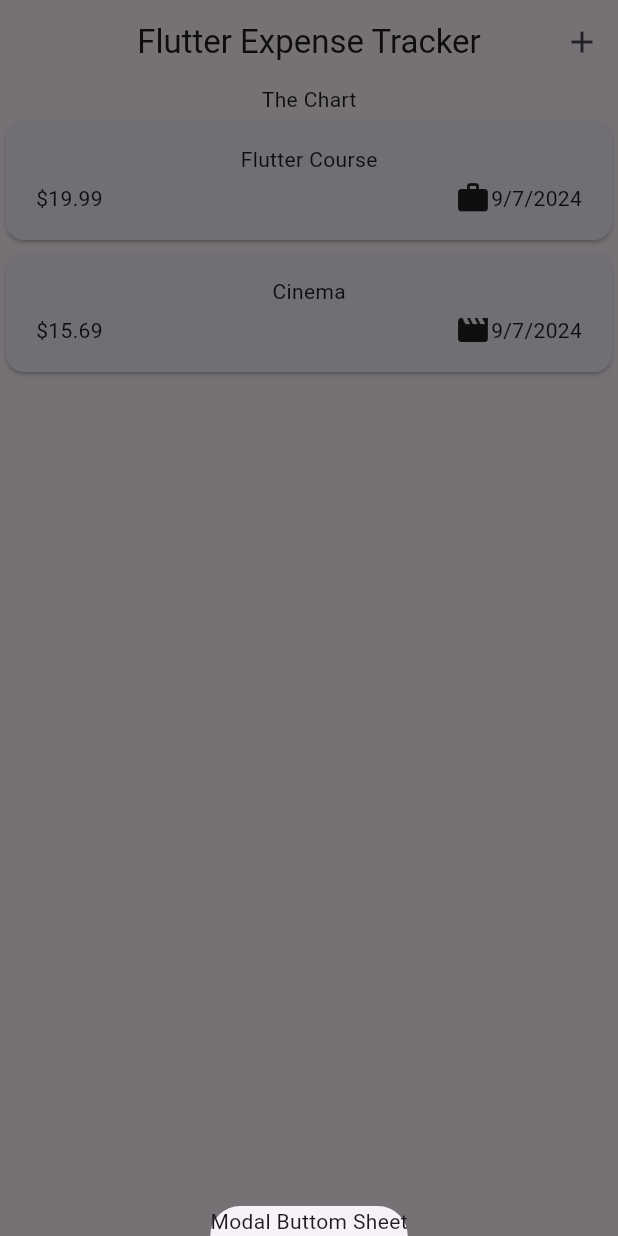
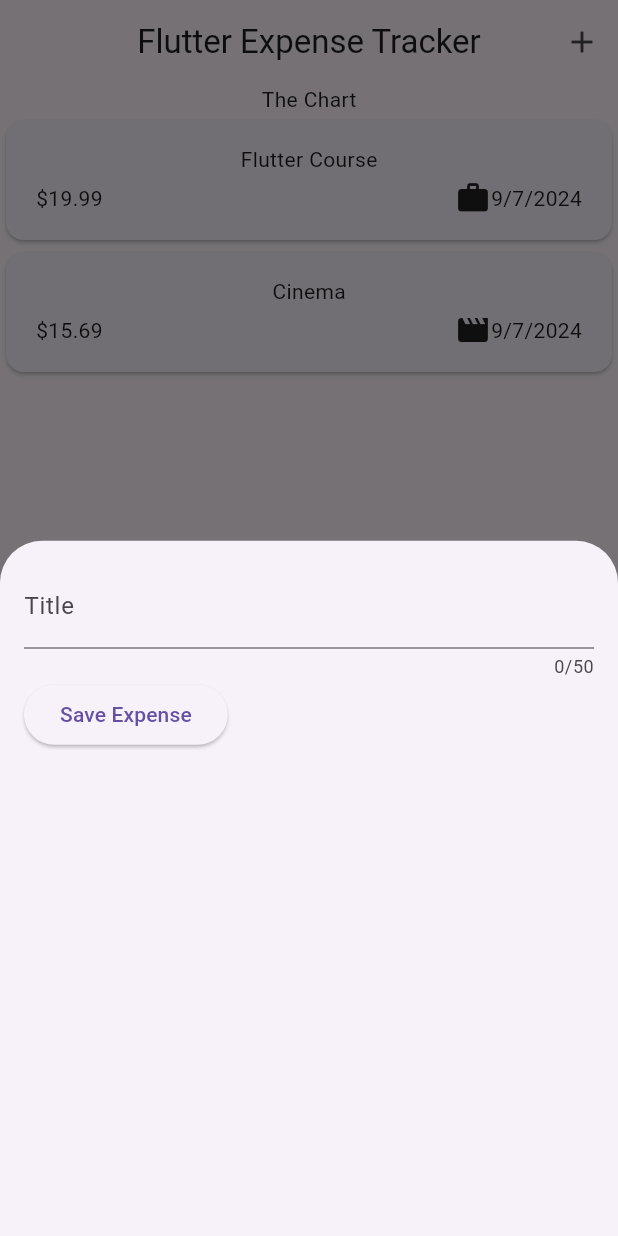
Before and after one commit to surajgond07/expense_tracker_flutter_app, a Flutter app: the screen it shows after launch, after a tap on the "add" icon, on a phone screen of 412 x 824 dp. Run offline on Flutter 3.47's test engine with Material 3 defaults, Android fonts, the phone set to English and light mode, and no system bars.

Commit message:
Model Overlay Complete

```diff
--- a/lib/widget/expenses.dart
+++ b/lib/widget/expenses.dart
@@ -1,5 +1,6 @@
 import 'package:expense_tracker_app/widget/expenses_list/expenses_list.dart';
 import 'package:expense_tracker_app/model/expense.dart';
+import 'package:expense_tracker_app/widget/new_expense.dart';
 import 'package:flutter/material.dart';
 
 class Expenses extends StatefulWidget {
@@ -30,7 +31,7 @@ class _ExpensesState extends State<Expenses> {
   void _openAddExpenseOverlay() {
     showModalBottomSheet(
       context: context,
-      builder: (ctx) => const Text('Modal Buttom Sheet'),
+      builder: (ctx) => const NewExpense(),
     );
   }
 
--- /dev/null
+++ b/lib/widget/new_expense.dart
@@ -0,0 +1,46 @@
+import 'package:flutter/material.dart';
+
+class NewExpense extends StatefulWidget {
+  const NewExpense({super.key});
+
+  @override
+  State<NewExpense> createState() {
+    return _NewExpenseState();
+  }
+}
+
+class _NewExpenseState extends State<NewExpense> {
+  var _enteredTitle = '';
+
+  void _saveTitleInput(String inputValue) {
+    _enteredTitle = inputValue;
+  }
+
+  @override
+  Widget build(Object context) {
+    return Padding(
+      padding: const EdgeInsets.all(16),
+      child: Column(
+        children: [
+          TextField(
+            onChanged: _saveTitleInput,
+            maxLength: 50,
+            decoration: const InputDecoration(
+              label: Text('Title'),
+            ),
+          ),
+          Row(
+            children: [
+              ElevatedButton(
+                onPressed: () {
+                  print(_enteredTitle);
+                },
+                child: const Text('Save Expense'),
+              )
+            ],
+          )
+        ],
+      ),
+    );
+  }
+}
```
Also changed, not shown: pubspec.lock.
